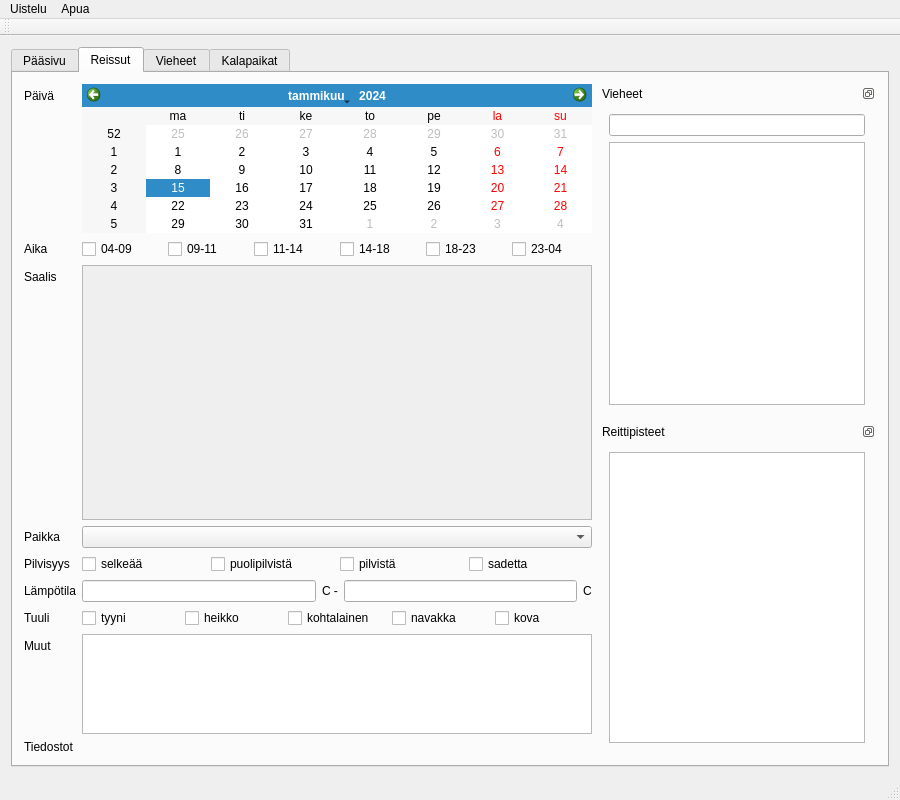
Above: mainwindow.ui from samuliwritescode/uistelupaivakirja-desktop before the change. Below: the same form after it.
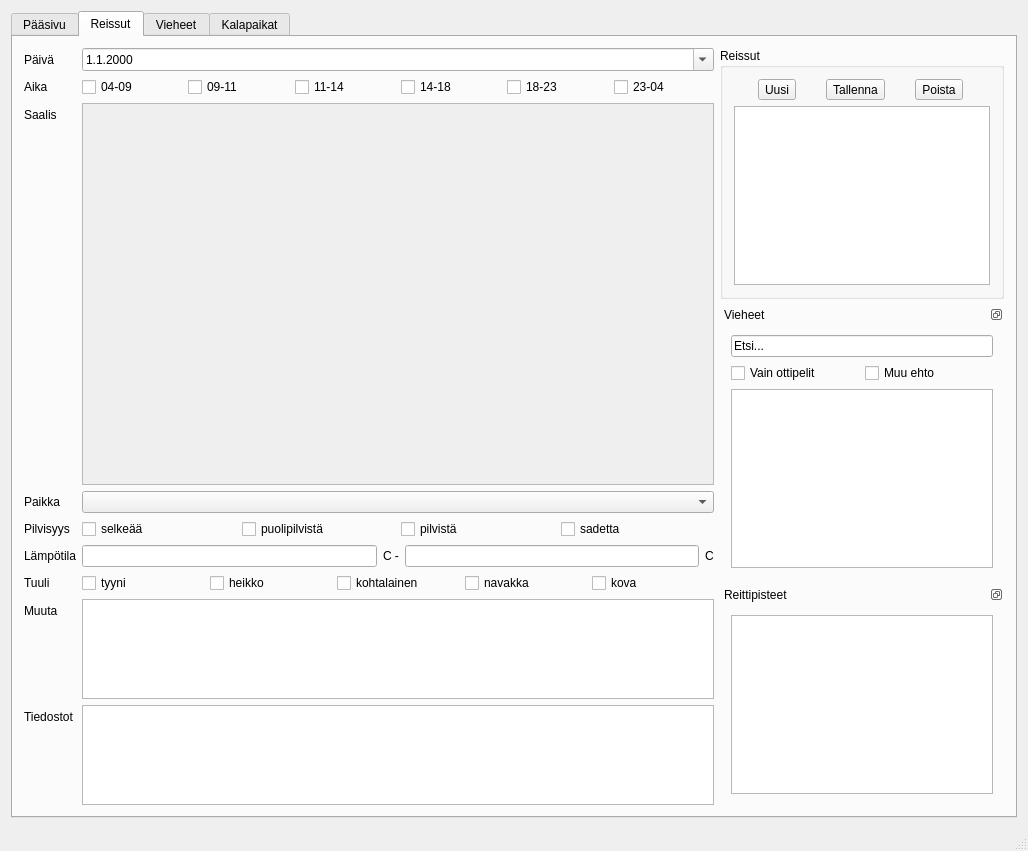
That is the form after the change. Icons and pictures are not drawn.

Commit message: -Kalenteri pienemmäksi.

Diff of the .ui file:
```diff
--- a/mainwindow.ui
+++ b/mainwindow.ui
@@ -6,8 +6,8 @@
    <rect>
     <x>0</x>
     <y>0</y>
-    <width>900</width>
-    <height>800</height>
+    <width>1028</width>
+    <height>851</height>
    </rect>
   </property>
   <property name="sizePolicy">
@@ -177,22 +177,6 @@
             </property>
            </widget>
           </item>
-          <item row="0" column="1">
-           <widget class="QCalendarWidget" name="m_date">
-            <property name="locale">
-             <locale language="Finnish" country="Finland"/>
-            </property>
-            <property name="firstDayOfWeek">
-             <enum>Qt::Monday</enum>
-            </property>
-            <property name="gridVisible">
-             <bool>false</bool>
-            </property>
-            <property name="selectionMode">
-             <enum>QCalendarWidget::SingleSelection</enum>
-            </property>
-           </widget>
-          </item>
           <item row="2" column="0">
            <widget class="QLabel" name="label_35">
             <property name="text">
@@ -284,8 +268,8 @@
               <rect>
                <x>0</x>
                <y>0</y>
-               <width>464</width>
-               <height>171</height>
+               <width>586</width>
+               <height>270</height>
               </rect>
              </property>
              <layout class="QGridLayout" name="gridLayout_2">
@@ -439,7 +423,7 @@
           <item row="9" column="0">
            <widget class="QLabel" name="label_43">
             <property name="text">
-             <string>Muut</string>
+             <string>Muuta</string>
             </property>
            </widget>
           </item>
@@ -466,8 +450,43 @@
             </property>
            </widget>
           </item>
+          <item row="0" column="1">
+           <widget class="QDateEdit" name="dateEdit">
+            <property name="wrapping">
+             <bool>false</bool>
+            </property>
+            <property name="frame">
+             <bool>true</bool>
+            </property>
+            <property name="readOnly">
+             <bool>false</bool>
+            </property>
+            <property name="currentSection">
+             <enum>QDateTimeEdit::DaySection</enum>
+            </property>
+            <property name="displayFormat">
+             <string>d.M.yyyy</string>
+            </property>
+            <property name="calendarPopup">
+             <bool>true</bool>
+            </property>
+           </widget>
+          </item>
           <item row="10" column="1">
-           <layout class="QGridLayout" name="filesLayout_4"/>
+           <widget class="QListWidget" name="listWidget_3">
+            <property name="sizePolicy">
+             <sizepolicy hsizetype="Expanding" vsizetype="Maximum">
+              <horstretch>0</horstretch>
+              <verstretch>0</verstretch>
+             </sizepolicy>
+            </property>
+            <property name="maximumSize">
+             <size>
+              <width>16777215</width>
+              <height>100</height>
+             </size>
+            </property>
+           </widget>
           </item>
          </layout>
         </item>
@@ -482,6 +501,49 @@
           <property name="rightMargin">
            <number>0</number>
           </property>
+          <item>
+           <widget class="QGroupBox" name="groupBox_3">
+            <property name="sizePolicy">
+             <sizepolicy hsizetype="Fixed" vsizetype="Preferred">
+              <horstretch>0</horstretch>
+              <verstretch>0</verstretch>
+             </sizepolicy>
+            </property>
+            <property name="title">
+             <string>Reissut</string>
+            </property>
+            <layout class="QVBoxLayout" name="verticalLayout_2">
+             <item>
+              <layout class="QHBoxLayout" name="horizontalLayout_3">
+               <item>
+                <widget class="QToolButton" name="toolButton_5">
+                 <property name="text">
+                  <string>Uusi</string>
+                 </property>
+                </widget>
+               </item>
+               <item>
+                <widget class="QToolButton" name="toolButton_7">
+                 <property name="text">
+                  <string>Tallenna</string>
+                 </property>
+                </widget>
+               </item>
+               <item>
+                <widget class="QToolButton" name="toolButton_6">
+                 <property name="text">
+                  <string>Poista</string>
+                 </property>
+                </widget>
+               </item>
+              </layout>
+             </item>
+             <item>
+              <widget class="QListWidget" name="listWidget_2"/>
+             </item>
+            </layout>
+           </widget>
+          </item>
           <item>
            <widget class="QDockWidget" name="lureDock">
             <property name="sizePolicy">
@@ -492,8 +554,8 @@
             </property>
             <property name="minimumSize">
              <size>
-              <width>150</width>
-              <height>160</height>
+              <width>218</width>
+              <height>195</height>
              </size>
             </property>
             <property name="features">
@@ -505,7 +567,29 @@
             <widget class="QWidget" name="dockWidgetContents_7">
              <layout class="QVBoxLayout" name="verticalLayout_11">
               <item>
-               <widget class="QLineEdit" name="searchLure"/>
+               <widget class="QLineEdit" name="searchLure">
+                <property name="text">
+                 <string>Etsi...</string>
+                </property>
+               </widget>
+              </item>
+              <item>
+               <layout class="QHBoxLayout" name="horizontalLayout_4">
+                <item>
+                 <widget class="QCheckBox" name="checkBox">
+                  <property name="text">
+                   <string>Vain ottipelit</string>
+                  </property>
+                 </widget>
+                </item>
+                <item>
+                 <widget class="QCheckBox" name="checkBox_2">
+                  <property name="text">
+                   <string>Muu ehto</string>
+                  </property>
+                 </widget>
+                </item>
+               </layout>
               </item>
               <item>
                <widget class="QListWidget" name="lureList">
@@ -704,39 +788,6 @@
     </item>
    </layout>
   </widget>
-  <widget class="QMenuBar" name="menuBar">
-   <property name="geometry">
-    <rect>
-     <x>0</x>
-     <y>0</y>
-     <width>900</width>
-     <height>22</height>
-    </rect>
-   </property>
-   <widget class="QMenu" name="menuUistelu">
-    <property name="title">
-     <string>Uistelu</string>
-    </property>
-    <addaction name="actionUusi_reissu"/>
-   </widget>
-   <widget class="QMenu" name="menuApua">
-    <property name="title">
-     <string>Apua</string>
-    </property>
-    <addaction name="actionTietoa_ohjelmasta"/>
-    <addaction name="actionOhjeet"/>
-   </widget>
-   <addaction name="menuUistelu"/>
-   <addaction name="menuApua"/>
-  </widget>
-  <widget class="QToolBar" name="mainToolBar">
-   <attribute name="toolBarArea">
-    <enum>TopToolBarArea</enum>
-   </attribute>
-   <attribute name="toolBarBreak">
-    <bool>false</bool>
-   </attribute>
-  </widget>
   <widget class="QStatusBar" name="statusBar"/>
   <action name="actionUusi_reissu">
    <property name="text">
```
The commit also changes 1 other file.
